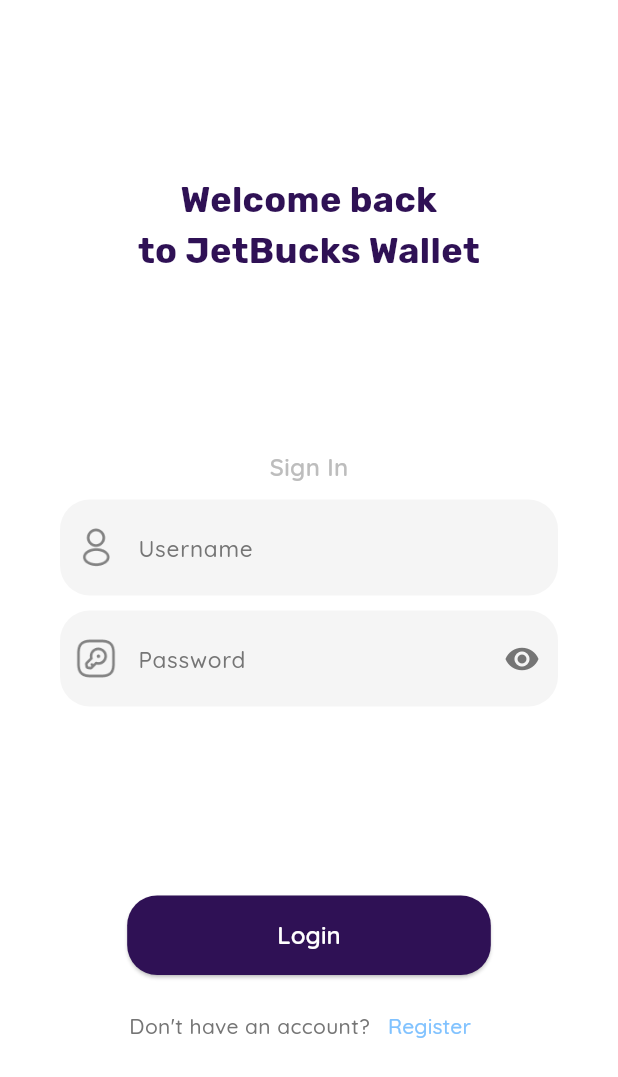
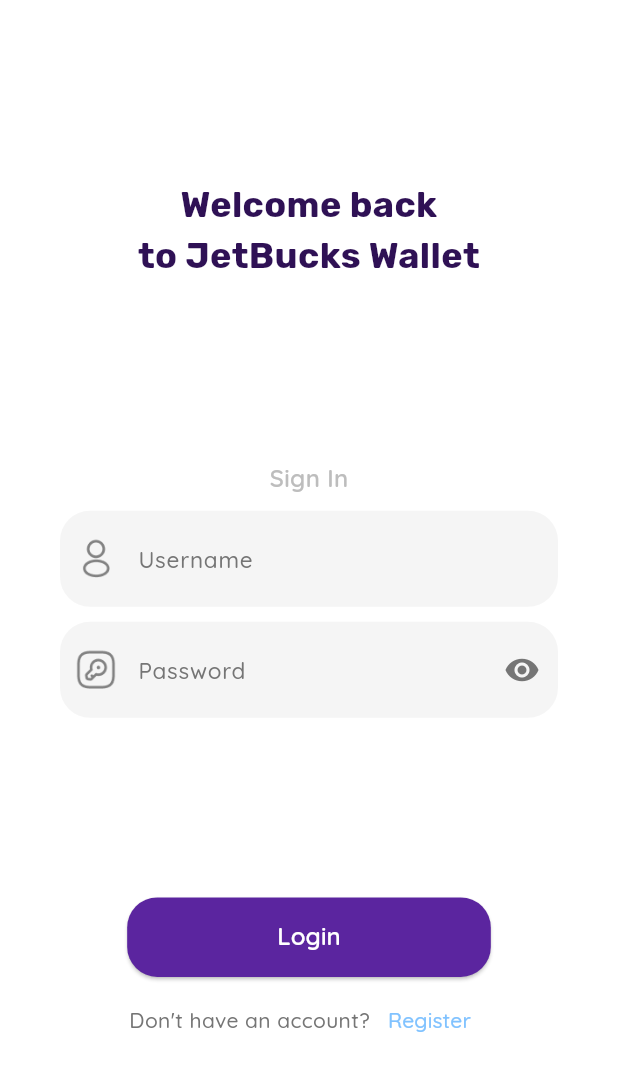
Before and after one commit to Jedybox/jetbucks, a Flutter app: the screen it shows after launch, on a phone screen of 412 x 824 dp. Shown: the top 1077 px of the screen. Run offline on Flutter 3.47's test engine with Material 3 defaults, Android fonts, the light colour scheme and no system bars; our stand-ins replace connectivity_plus, google_fonts.

Commit message:
Update color scheme and enhance login page functionality

```diff
--- a/lib/main.dart
+++ b/lib/main.dart
@@ -19,9 +19,10 @@
       theme: ThemeData(
         useMaterial3: true,
         colorScheme: ColorScheme.fromSeed(
-          seedColor: const Color.fromARGB(255, 47, 17, 85),
-          primary: const Color.fromARGB(255, 47, 17, 85),
-          secondary: const Color.fromARGB(255, 47, 17, 85),
+          seedColor: const Color.fromARGB(255, 91, 37, 159),
+          primary: const Color.fromARGB(255, 91, 37, 159),
+          secondary: const Color.fromARGB(255, 91, 37, 159),
+          tertiary: const Color.fromARGB(255, 91, 37, 159),
           surface: Colors.white,
         ),
         textTheme: GoogleFonts.rubikTextTheme(),
--- a/lib/screens/loginpage.dart
+++ b/lib/screens/loginpage.dart
@@ -14,6 +14,9 @@
 
 /// This is the state class for the LoginPage widget.
 class _LoginPageState extends State<LoginPage> {
+  TextEditingController usernameController = TextEditingController();
+  TextEditingController passwordController = TextEditingController();
+
   bool isPasswordVisible = false;
 
   Future<void> checkConnectivity() async {
@@ -64,6 +67,7 @@
                   ),
                   const SizedBox(height: 10),
                   TextField(
+                    controller: usernameController,
                     style: GoogleFonts.quicksand(
                       fontWeight: FontWeight.w600,
                       fontSize: 16,
@@ -95,7 +99,8 @@
                   ),
                   const SizedBox(height: 10),
                   TextField(
-                    obscureText: true, // Optional: hides password input
+                    controller: passwordController,
+                    obscureText: isPasswordVisible,
                     style: GoogleFonts.quicksand(
                       fontWeight: FontWeight.w600,
                       fontSize: 16,
@@ -138,7 +143,6 @@
                       ),
                     ),
                   ),
-                  const SizedBox(height: 10),
                 ],
               ),
             ),
@@ -150,7 +154,7 @@
                     // Handle login action
                   },
                   style: ElevatedButton.styleFrom(
-                    backgroundColor: const Color.fromARGB(255, 47, 17, 85),
+                    backgroundColor: const Color.fromARGB(255, 91, 37, 159),
                     shape: RoundedRectangleBorder(
                       borderRadius: BorderRadius.circular(20),
                     ),
@@ -168,7 +172,7 @@
                     ),
                   ),
                 ),
-                const SizedBox(height: 10),
+                const SizedBox(height: 5),
                 Row(
                   mainAxisAlignment: MainAxisAlignment.center,
                   children: [
```
